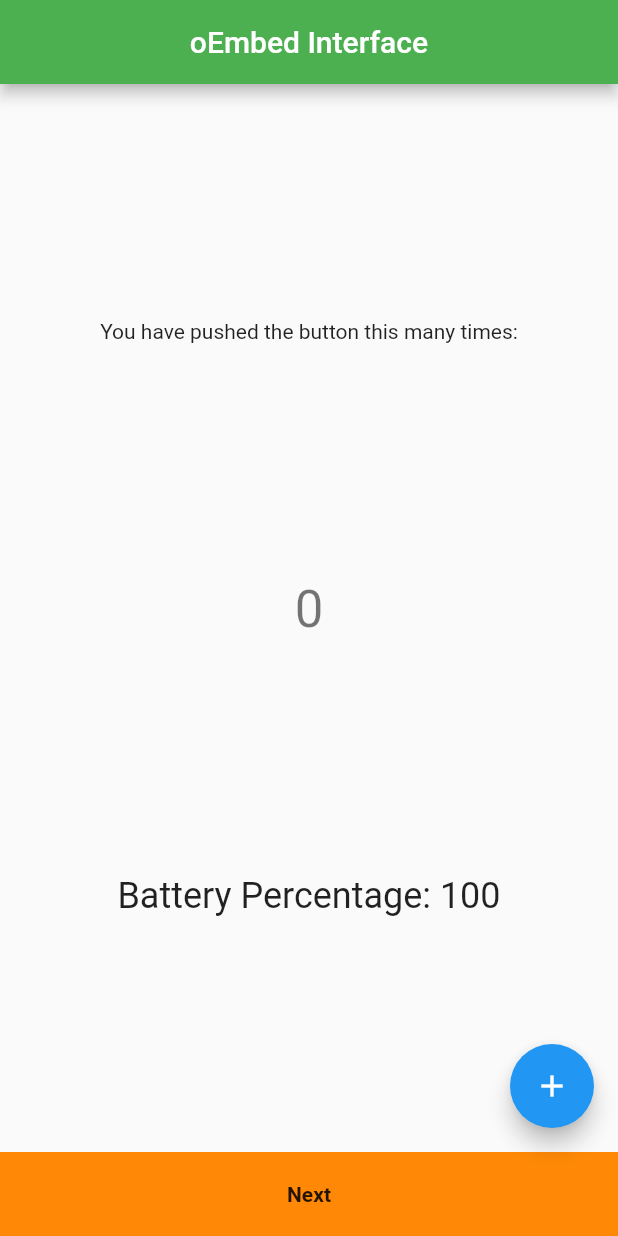
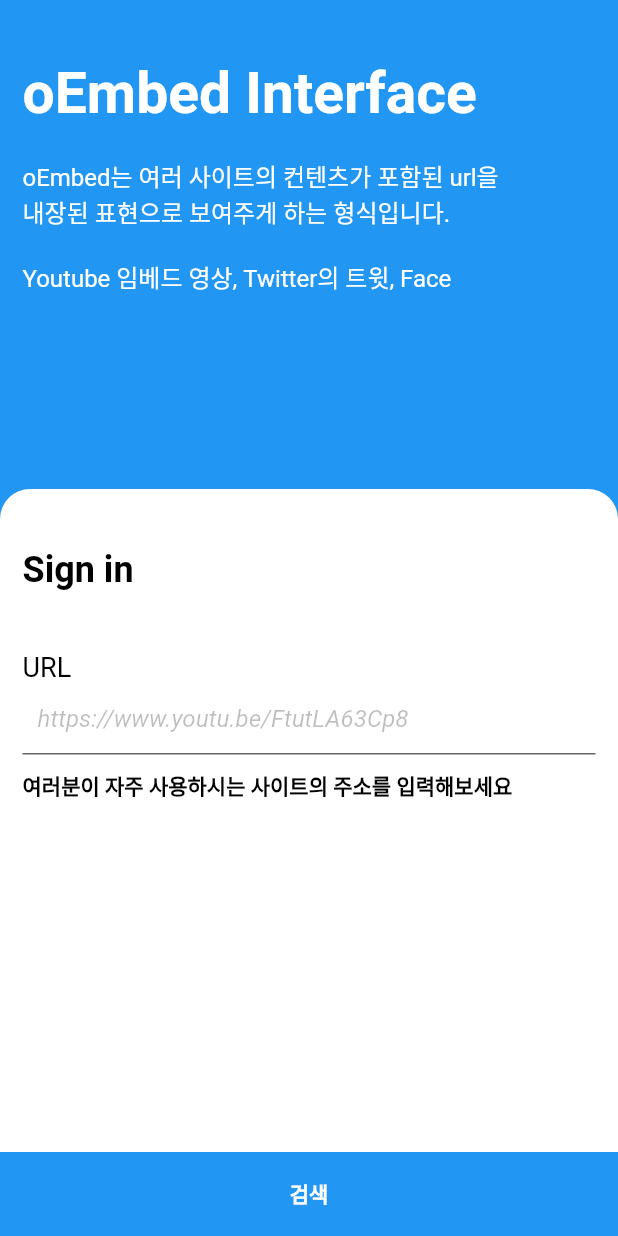
Before and after one commit to kimdw9983/oembed_flutter, a Flutter app: the screen it shows after launch, on a phone screen of 412 x 824 dp. Run offline on Flutter 3.47's test engine with Material 2 defaults, Android fonts, the phone set to English and light mode, and no system bars; our stand-ins replace webview_flutter.

Commit message:
Update home.dart

```diff
--- a/lib/home.dart
+++ b/lib/home.dart
@@ -1,7 +1,4 @@
-import 'dart:async';
-
 import 'package:flutter/material.dart';
-import 'package:battery_plus/battery_plus.dart';
 
 import 'second.dart';
 
@@ -14,71 +11,106 @@ class MyHomePage extends StatefulWidget {
 }
 
 class _MyHomePageState extends State<MyHomePage> {
-  int _counter = 0;
-  void _incrementCounter() {
-    setState(() {
-      _counter++;
-    });
-  }
-
-  var battery = Battery();
-  int percentage = 0;
-  late Timer timer;
-
-  BatteryState batteryState = BatteryState.full;
-  late StreamSubscription streamSubscription;
-
   @override
   void initState() {
     super.initState();
-    getBatteryState();
-
-    Timer.periodic(const Duration(seconds: 5), (timer) {
-      getBatteryPerentage();
-    });
-  }
-
-  void getBatteryState() {
-    streamSubscription = battery.onBatteryStateChanged.listen((state) {
-      batteryState = state;
-
-      setState(() {});
-    });
-  }
-
-  void getBatteryPerentage() async {
-    final level = await battery.batteryLevel;
-    percentage = level;
-
-    setState(() {});
   }
 
   @override
   Widget build(BuildContext context) {
     return Scaffold(
-      appBar: AppBar(
-        title: Text(widget.title, style: const TextStyle(color: Colors.white)),
-        backgroundColor: Colors.green,
-        centerTitle: true,
-      ),
-      body: Center(
+      resizeToAvoidBottomInset: false,
+      backgroundColor: Colors.blue,
+      body: SafeArea(
         child: Column(
-          //mainAxisAlignment: MainAxisAlignment.center,
-          mainAxisAlignment: MainAxisAlignment.spaceEvenly,
-          children: <Widget>[
-            const Text('You have pushed the button this many times:', ),
-            Text('$_counter', style: Theme.of(context).textTheme.headline4,),
-            Text('Battery Percentage: $percentage', style: const TextStyle(fontSize: 24),),
-          ],
+            crossAxisAlignment: CrossAxisAlignment.start,
+            children: [
+        const Padding(padding: EdgeInsets.symmetric(vertical: 20.0)),
+        const Padding(
+          padding: EdgeInsets.symmetric(horizontal: 15.0),
+          child: Text('oEmbed Interface',
+            style: TextStyle(
+                color: Colors.white,
+                fontSize: 38,
+                fontWeight: FontWeight.bold
+            ),),
         ),
-      ),
-      floatingActionButton: FloatingActionButton(
-        onPressed: _incrementCounter,
-        tooltip: 'Increment',
-        child: const Icon(Icons.add),
+        const Padding(padding: EdgeInsets.symmetric(vertical: 10.0)),
+        const Padding(
+          padding: EdgeInsets.symmetric(horizontal: 15.0),
+          child: Text(
+            'oEmbed는 여러 사이트의 컨텐츠가 포함된 url을\n내장된 표현으로 보여주게 하는 형식입니다.\n\nYoutube 임베드 영상, Twitter의 트윗, Face',
+            style: TextStyle(
+                fontSize: 16,
+                color: Colors.white
+            ),
+          ),
+        ),
+        const Padding(padding: EdgeInsets.symmetric(vertical: 65.0)),
+        Expanded(
+          flex: 1,
+          child: Container(
+            decoration: const BoxDecoration(
+              color: Colors.white,
+              borderRadius: BorderRadius.only(
+                  topLeft: Radius.circular(20.0),
+                  topRight: Radius.circular(20.0)
+              ),
+            ),
+            child: Padding(
+              padding: const EdgeInsets.symmetric(horizontal: 15.0),
+              child: Column(
+                crossAxisAlignment: CrossAxisAlignment.start,
+                children: [
+                  const Padding(padding: EdgeInsets.symmetric(vertical: 20.0)),
+                  const Text(
+                    'Sign in',
+                    style: TextStyle(
+                        fontSize: 24,
+                        color: Colors.black,
+                        fontWeight: FontWeight.bold
+                    ),
+                  ),
+                  const Padding(padding: EdgeInsets.symmetric(vertical: 20.0)),
+                  const Text(
+                    "URL",
+                    style: TextStyle(
+                        fontSize: 18.0,
+                        color: Colors.black
+                    ),
+                  ),
+                  TextFormField(
+                    decoration: const InputDecoration(
+                      filled: true,
+                      fillColor: Colors.white,
+                      contentPadding: EdgeInsets.all(10),
+                      hintText: "https://www.youtu.be/FtutLA63Cp8",
+                      hintStyle: TextStyle(
+                        color: Colors.black26,
+                        fontSize: 16.0,
+                        fontStyle: FontStyle.italic,
+                      ),
+                    ),
+                  ),
+                  const Padding(padding: EdgeInsets.symmetric(vertical: 5.0)),
+                  const Text(
+                    '여러분이 자주 사용하시는 사이트의 주소를 입력해보세요',
+                    style: TextStyle(
+                        fontSize: 14,
+                        color: Colors.black,
+                        fontWeight: FontWeight.bold
+                    ),
+                  ),
+                  const Spacer(),
+                ],
+              ),
+            ),
+          ),
+        ),
+      ],),
       ),
       bottomNavigationBar: Material(
-        color: const Color(0xffff8906),
+        color: Colors.blue,
         child: InkWell(
           onTap: () {
             Navigator.push(context, MaterialPageRoute(builder: (context) {
@@ -90,8 +122,8 @@ class _MyHomePageState extends State<MyHomePage> {
             width: double.infinity,
             child: Center(
               child: Text(
-                'Next',
-                style: TextStyle(fontWeight: FontWeight.bold,),
+                '검색',
+                style: TextStyle(fontWeight: FontWeight.bold, color: Colors.white),
               ),
             ),
           ),
```
